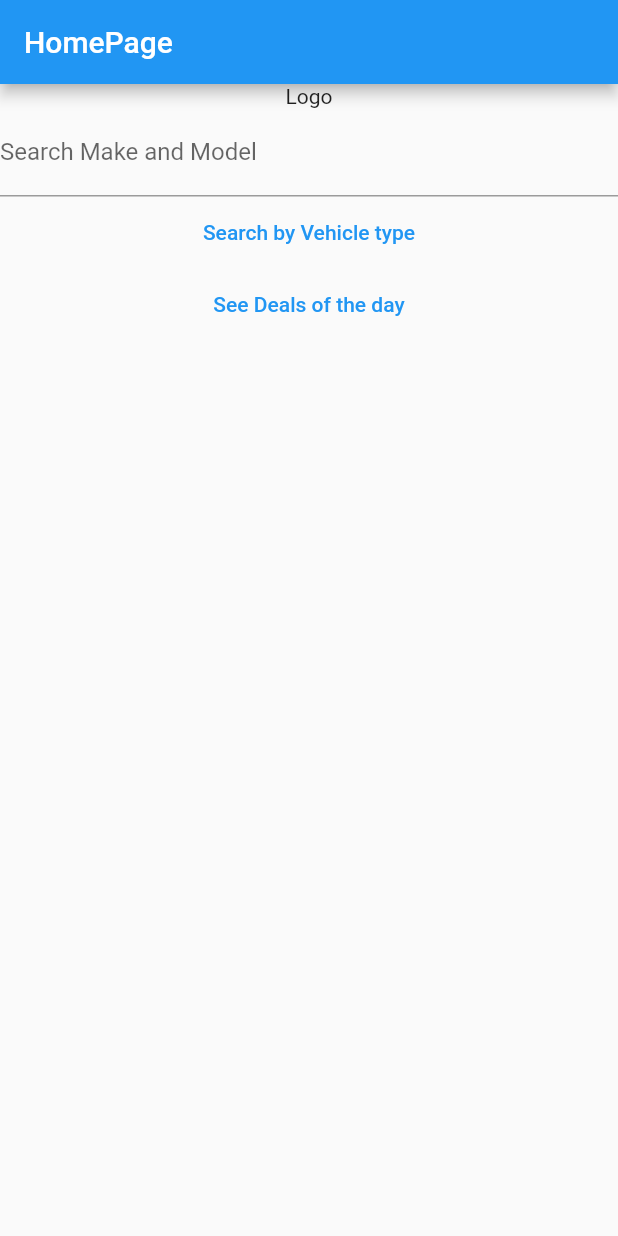
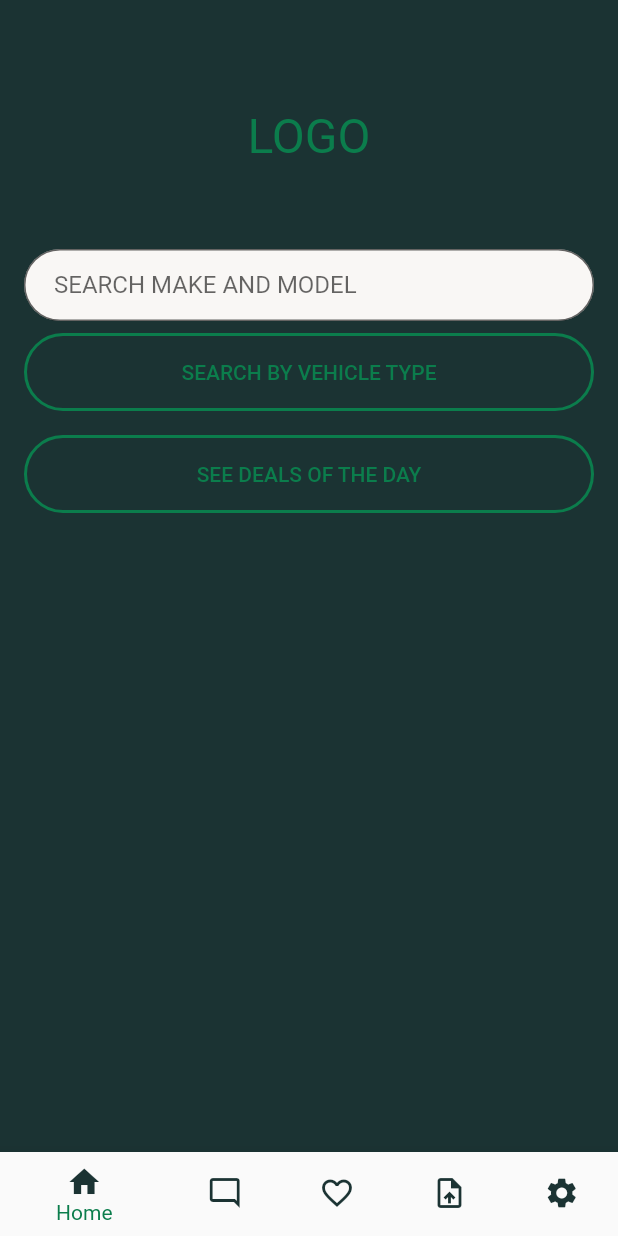
Before and after one commit to mkenlo/project_auto_design, a Flutter app: the screen it shows after launch, on a phone screen of 412 x 824 dp. Run offline on Flutter 3.47's test engine with Material 2 defaults, Android fonts, the phone set to English and light mode, and no system bars.

Commit message:
HomePage UI mostly done, and foundation for the VehiclePage is set

```diff
--- a/lib/main.dart
+++ b/lib/main.dart
@@ -1,6 +1,7 @@
 import 'package:flutter/material.dart';
 
-import 'screens/home.dart';
+import 'screens/home_screen.dart';
+import 'values/colors.dart';
 
 void main() {
   runApp(MyApp());
@@ -8,12 +9,14 @@ void main() {
 
 class MyApp extends StatelessWidget {
   // This widget is the root of your application.
+
   @override
   Widget build(BuildContext context) {
     return MaterialApp(
-      title: 'Flutter Demo',
-      theme: ThemeData(primarySwatch: Colors.blue),
-      home: Home(),
+      debugShowCheckedModeBanner: false,
+      title: 'Auto App',
+      theme: ThemeData(primarySwatch: APP_THEME),
+      home: HomeScreen(),
     );
   }
 }
--- a/lib/screens/home.dart
+++ /dev/null
@@ -1,20 +0,0 @@
-import 'dart:html';
-
-import 'package:flutter/cupertino.dart';
-import 'package:flutter/material.dart';
-import 'package:flutter/widgets.dart';
-
-class Home extends StatelessWidget {
-  @override
-  Widget build(BuildContext context) {
-    return Scaffold(
-        appBar: AppBar(title: Text("HomePage")),
-        body: Column(children: [
-          Text("Logo"),
-          TextField(
-              decoration: InputDecoration(labelText: 'Search Make and Model')),
-          TextButton(onPressed: () {}, child: Text("Search by Vehicle type")),
-          TextButton(onPressed: () {}, child: Text("See Deals of the day"))
-        ]));
-  }
-}
--- /dev/null
+++ b/lib/screens/home_screen.dart
@@ -0,0 +1,98 @@
+import 'package:flutter/material.dart';
+
+import '../values/colors.dart';
+import '../values/dimen.dart';
+import '../widgets/CustomButton.dart';
+
+class HomeScreen extends StatefulWidget {
+  HomeScreen({Key key}) : super(key: key);
+
+  @override
+  _HomeScreenState createState() => _HomeScreenState();
+}
+
+//@TODO remove all hard coded dimensions and string values
+class _HomeScreenState extends State<HomeScreen> {
+  int _selectedIndex = 0;
+
+  void _onItemTapped(int index) {
+    setState(() {
+      _selectedIndex = index;
+    });
+  }
+
+  Widget getPage(int index) {
+    if (index != 0) {
+      return Scaffold(
+          appBar: AppBar(
+              elevation: 0.0,
+              centerTitle: true,
+              title: Text("Intentionally left Blank")));
+    }
+    return Home();
+  }
+
+  @override
+  Widget build(BuildContext context) {
+    final bottom = BottomNavigationBar(
+      selectedItemColor: Theme.of(context).colorScheme.secondary,
+      currentIndex: _selectedIndex,
+      onTap: _onItemTapped,
+      items: <BottomNavigationBarItem>[
+        BottomNavigationBarItem(
+            icon: Icon(Icons.home, color: APP_BG), label: 'Home'),
+        BottomNavigationBarItem(
+            icon: Icon(Icons.mode_comment_outlined, color: APP_BG),
+            label: 'Messages'),
+        BottomNavigationBarItem(
+            icon: Icon(Icons.favorite_border, color: APP_BG),
+            label: 'Favorite'),
+        BottomNavigationBarItem(
+            icon: Icon(Icons.upload_file, color: APP_BG), label: 'Files'),
+        BottomNavigationBarItem(
+            icon: Icon(Icons.settings, color: APP_BG), label: "Settings"),
+      ],
+    );
+
+    return Scaffold(body: getPage(_selectedIndex), bottomNavigationBar: bottom);
+  }
+}
+
+class Home extends StatelessWidget {
+  @override
+  Widget build(BuildContext context) {
+    // @TODO replace this placeholder logo with an actual dummy image
+    Widget logo = SizedBox(
+        width: 400.0,
+        height: 150.0,
+        child: Center(
+            child: Text("LOGO",
+                style: TextStyle(
+                    color: Theme.of(context).colorScheme.secondary,
+                    fontSize: 32.0))));
+    Widget searchBtn = TextField(
+        decoration: InputDecoration(
+            filled: true,
+            fillColor: Color(0xFFF9F7F5),
+            contentPadding: EdgeInsets.fromLTRB(20.0, 8.0, 8.0, 8.0),
+            border:
+                OutlineInputBorder(borderRadius: BorderRadius.circular(30.0)),
+            hintText: 'SEARCH MAKE AND MODEL'));
+
+    return Material(
+        child: Container(
+            padding: EdgeInsets.all(DEFAULT_PADDING),
+            color: APP_BG,
+            child: Center(
+                child: Column(children: [
+              logo,
+              searchBtn,
+              CustomButton("SEARCH BY VEHICLE TYPE", searchVehicleByType("")),
+              CustomButton("SEE DEALS OF THE DAY", () {})
+            ]))));
+  }
+
+  searchVehicleByType(String searchQuery) {
+    //@TODO
+  }
+}
--- /dev/null
+++ b/lib/screens/vehicle_list_screen.dart
@@ -0,0 +1,23 @@
+import 'package:flutter/material.dart';
+
+import '../values/colors.dart';
+
+class VehicleListScreen extends StatefulWidget {
+  VehicleListScreen({Key key}) : super(key: key);
+
+  @override
+  _VehicleListScreenState createState() => _VehicleListScreenState();
+}
+
+class _VehicleListScreenState extends State<VehicleListScreen> {
+  @override
+  Widget build(BuildContext context) {
+    return Scaffold(
+        appBar: AppBar(
+            elevation: 0.0,
+            centerTitle: true,
+            backgroundColor: Colors.white70,
+            title: Text("Vehicle Type", style: TextStyle(color: APP_BG))),
+        body: Text("vehicle"));
+  }
+}
--- /dev/null
+++ b/lib/values/colors.dart
@@ -0,0 +1,16 @@
+import 'package:flutter/material.dart';
+
+const Color APP_BG = Color(0xFF1b3333);
+const Color ACCENT_COLOR = Color(0xFF04c863);
+const MaterialColor APP_THEME = MaterialColor(0xFF0B7D4C, <int, Color>{
+  50: Color(0xFFe7f2ed),
+  100: Color(0xFFcee5db),
+  200: Color(0xFFb6d8c9),
+  300: Color(0xFF9dcbb7),
+  400: Color(0xFF85bea6),
+  500: Color(0xFF0b7d4c),
+  600: Color(0xFF54a482),
+  700: Color(0xFF3c9770),
+  800: Color(0xFF238a5e),
+  900: Color(0xFF0b7d4c),
+});
--- /dev/null
+++ b/lib/values/dimen.dart
@@ -0,0 +1 @@
+const DEFAULT_PADDING = 16.0;
--- /dev/null
+++ b/lib/widgets/CustomButton.dart
@@ -0,0 +1,30 @@
+import 'package:flutter/cupertino.dart';
+import 'package:flutter/material.dart';
+
+import '../values/dimen.dart';
+
+class CustomButton extends StatelessWidget {
+  String title;
+  Function callback;
+  CustomButton(String title, Function callback) {
+    this.title = title;
+    this.callback = callback;
+  }
+
+  // @TODO remove hard coded values
+  @override
+  Widget build(BuildContext context) {
+    return Container(
+        width: MediaQuery.of(context).size.width,
+        margin: EdgeInsets.symmetric(vertical: DEFAULT_PADDING / 2),
+        child: TextButton(
+            child: Text(this.title,
+                style:
+                    TextStyle(color: Theme.of(context).colorScheme.secondary)),
+            onPressed: this.callback),
+        decoration: BoxDecoration(
+            borderRadius: BorderRadius.circular(30.0),
+            border: Border.all(
+                color: Theme.of(context).colorScheme.secondary, width: 2.0)));
+  }
+}
```
Also changed, not shown: lib/values/strings.dart (added), pubspec.lock.
